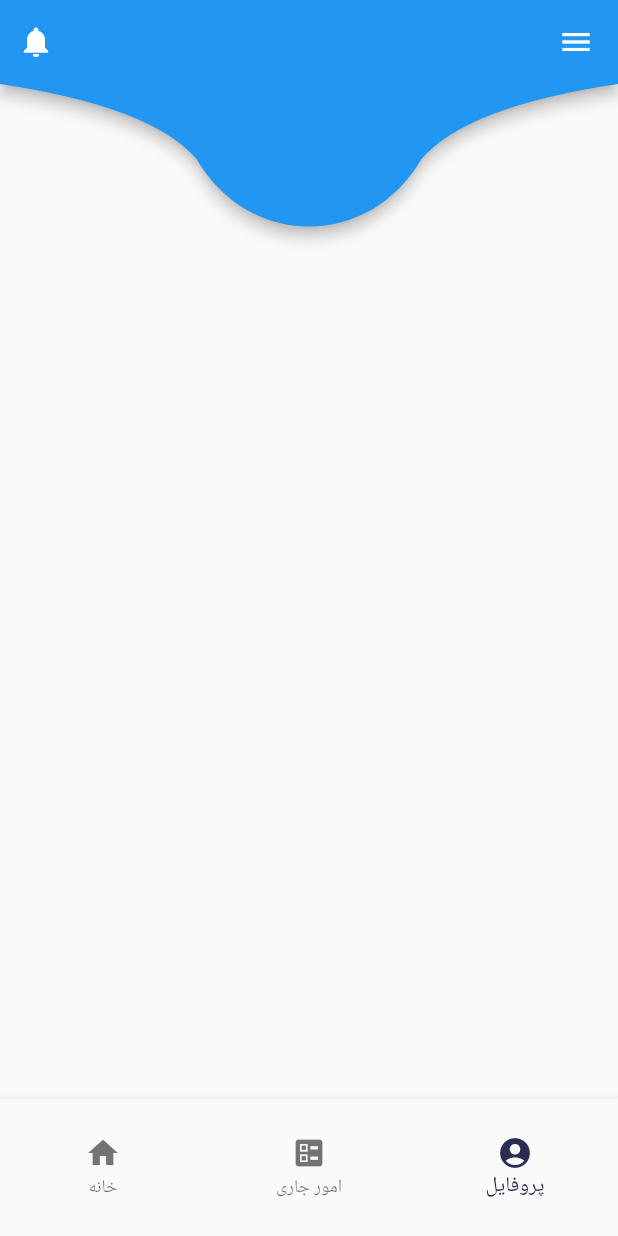
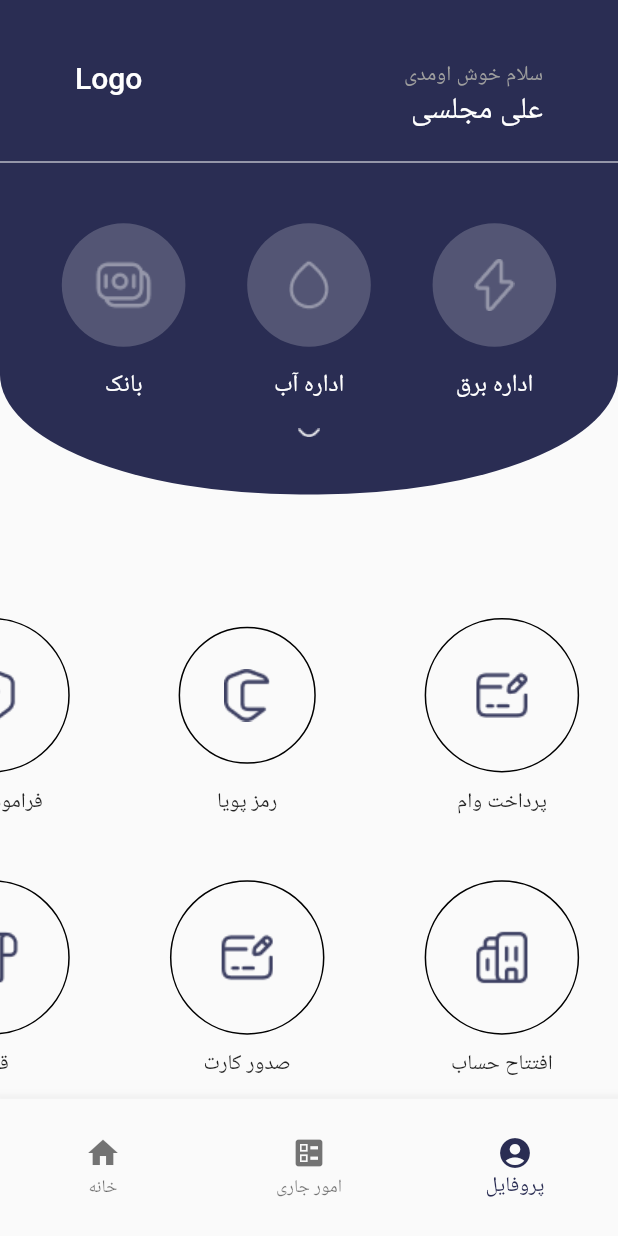
Before and after one commit to RezaHeidary/debt, a Flutter app: the screen it shows after launch, on a phone screen of 412 x 824 dp. Run offline on Flutter 3.47's test engine with Material 2 defaults, Android fonts, the phone set to English and light mode, and no system bars; our stand-ins replace get, google_fonts; Roboto replaces fonts that are missing (Vazirmatn).

Commit message:
end ui home

```diff
--- a/lib/core/theme/theme.dart
+++ b/lib/core/theme/theme.dart
@@ -4,5 +4,10 @@ import 'package:google_fonts/google_fonts.dart';
 class Themes {
   static final theme = ThemeData(
     fontFamily: GoogleFonts.vazirmatn().fontFamily,
+    textTheme: const TextTheme(
+      titleLarge: TextStyle(color: Colors.white),
+      titleMedium: TextStyle(color: Colors.white),
+      titleSmall: TextStyle(color: Colors.grey),
+    ),
   );
 }
--- /dev/null
+++ b/lib/home/model/home_model.dart
@@ -0,0 +1,22 @@
+import '../../gen/assets.gen.dart';
+
+class HomeModel {
+  HomeModel._();
+  static var titel = [
+    "پرداخت وام",
+    "افتتاح حساب",
+    "رمز پویا",
+    "صدور کارت",
+    "فراموشی رمز",
+    " قبض",
+  ];
+
+  static var imagePath = [
+    Assets.images.cardEdit.path,
+    Assets.images.buildings.path,
+    Assets.images.paason.path,
+    Assets.images.cardEdit.path,
+    Assets.images.frame.path,
+    Assets.images.receiptItem.path,
+  ];
+}
--- a/lib/home/view/home_view.dart
+++ b/lib/home/view/home_view.dart
@@ -1,26 +1,143 @@
 import 'package:debt/core/theme/colors.dart';
 import 'package:debt/core/theme/value/my_str.dart';
+import 'package:debt/gen/assets.gen.dart';
+import 'package:debt/home/model/home_model.dart';
 import 'package:flutter/material.dart';
 import 'package:get/get.dart';
+
+import '../widget/home_widget.dart';
 
 class HomeView extends StatelessWidget {
   const HomeView({super.key});
 
   @override
   Widget build(BuildContext context) {
+    var theme = Theme.of(context);
     return Scaffold(
-      appBar: AppBar(
-        backgroundColor: Colors.blue,
-        shape: CustomShapeBorder(),
-        leading: Icon(Icons.menu),
-        actions: <Widget>[
-          IconButton(
-            icon: Icon(Icons.notifications),
-            onPressed: () {},
-          )
-        ],
+      body: SingleChildScrollView(
+        child: SizedBox(
+          height: Get.height,
+          width: Get.width,
+          child: Column(
+            children: [
+              Stack(
+                children: [
+                  Container(
+                    width: Get.width,
+                    height: Get.height / 2.5,
+                    decoration: const BoxDecoration(
+                        color: MyColor.appBarColor,
+                        borderRadius: BorderRadiusDirectional.vertical(
+                            bottom: Radius.elliptical(200, 80))),
+                  ),
+                  Positioned(
+                    top: 250,
+                    right: 170,
+                    left: 170,
+                    child: Container(
+                      height: Get.height / 15,
+                      decoration: const BoxDecoration(
+                        color: MyColor.appBarColor,
+                        borderRadius: BorderRadiusDirectional.only(
+                            bottomEnd: Radius.elliptical(500, 400),
+                            bottomStart: Radius.elliptical(500, 400),
+                            topEnd: Radius.elliptical(300, 100),
+                            topStart: Radius.elliptical(300, 100)),
+                      ),
+                      child: Padding(
+                        padding: const EdgeInsets.only(top: 22),
+                        child: Image.asset(Assets.images.vector.path),
+                      ),
+                    ),
+                  ),
+                  Positioned(
+                    top: 40,
+                    right: 50,
+                    child: Text(
+                      "سلام خوش اومدی ",
+                      style: theme.textTheme.titleSmall,
+                    ),
+                  ),
+                  Positioned(
+                    top: 60,
+                    right: 50,
+                    child: Text(
+                      "علی مجلسی ",
+                      style: theme.textTheme.titleLarge,
+                    ),
+                  ),
+                  Positioned(
+                    left: 50,
+                    top: 40,
+                    child: Text(
+                      "Logo",
+                      style: theme.textTheme.titleLarge,
+                    ),
+                  ),
+                  const Positioned(
+                      top: 100,
+                      right: 0,
+                      left: 0,
+                      child: Divider(color: Colors.white)),
+                  SizedBox(
+                    height: Get.height / 2,
+                    child: Row(
+                      mainAxisAlignment: MainAxisAlignment.spaceEvenly,
+                      // ignore: prefer_const_literals_to_create_immutables
+                      children: [
+                        CircleIformation(
+                          imagePath: Assets.images.eletro.path,
+                          title: "اداره برق",
+                        ),
+                        CircleIformation(
+                          imagePath: Assets.images.water.path,
+                          title: "اداره آب",
+                        ),
+                        CircleIformation(
+                          imagePath: Assets.images.moneys.path,
+                          title: "بانک",
+                        ),
+                      ],
+                    ),
+                  ),
+                ],
+              ),
+              SizedBox(
+                height: Get.height / 2.5,
+                child: GridView.builder(
+                  physics: const ClampingScrollPhysics(),
+                  itemCount: HomeModel.imagePath.length,
+                  shrinkWrap: true,
+                  scrollDirection: Axis.horizontal,
+                  gridDelegate: const SliverGridDelegateWithFixedCrossAxisCount(
+                    mainAxisSpacing: 15,
+                    crossAxisCount: 2,
+                    crossAxisSpacing: 20,
+                    childAspectRatio: 1,
+                  ),
+                  itemBuilder: (BuildContext context, int index) {
+                    return Column(
+                      children: [
+                        Container(
+                          height: Get.height / 8,
+                          decoration: BoxDecoration(
+                              border: Border.all(color: Colors.black),
+                              shape: BoxShape.circle),
+                          child: Image.asset(HomeModel.imagePath[index]),
+                        ),
+                        const SizedBox(
+                          height: 10,
+                        ),
+                        Text(HomeModel.titel[index])
+                      ],
+                    );
+                  },
+                ),
+              ),
+            ],
+          ),
+        ),
       ),
-      body: Column(children: []),
       bottomNavigationBar: SizedBox(
         height: Get.height / 9,
         child: BottomNavigationBar(
@@ -42,28 +159,3 @@ class HomeView extends StatelessWidget {
     );
   }
 }
-
-class CustomShapeBorder extends ContinuousRectangleBorder {
-  @override
-  Path getOuterPath(Rect rect, {TextDirection? textDirection}) {
-    const double innerCircleRadius = 150.0;
-
-    Path path = Path();
-    path.lineTo(0, rect.height);
-    path.quadraticBezierTo(rect.width / 2 - (innerCircleRadius / 2) - 30,
-        rect.height + 15, rect.width / 2 - 75, rect.height + 50);
-    path.cubicTo(
-        rect.width / 2 - 40,
-        rect.height + innerCircleRadius - 40,
-        rect.width / 2 + 40,
-        rect.height + innerCircleRadius - 40,
-        rect.width / 2 + 75,
-        rect.height + 50);
-    path.quadraticBezierTo(rect.width / 2 + (innerCircleRadius / 2) + 30,
-        rect.height + 15, rect.width, rect.height);
-    path.lineTo(rect.width, 0.0);
-    path.close();
-
-    return path;
-  }
-}
--- /dev/null
+++ b/lib/home/widget/home_widget.dart
@@ -0,0 +1,39 @@
+import 'package:flutter/material.dart';
+import 'package:get/get.dart';
+
+class CircleIformation extends StatelessWidget {
+  const CircleIformation(
+      {super.key, required this.imagePath, required this.title});
+  final String imagePath;
+  final String title;
+
+  @override
+  Widget build(BuildContext context) {
+    var theme = Theme.of(context);
+
+    return Column(
+      mainAxisAlignment: MainAxisAlignment.center,
+      children: [
+        Opacity(
+          opacity: .5,
+          child: Container(
+            width: Get.width / 5,
+            height: Get.height / 9,
+            decoration: const BoxDecoration(
+              shape: BoxShape.circle,
+              color: Colors.white38,
+            ),
+            child: Image.asset(imagePath),
+          ),
+        ),
+        const SizedBox(
+          height: 10,
+        ),
+        Text(
+          title,
+          style: theme.textTheme.titleMedium,
+        )
+      ],
+    );
+  }
+}
--- a/pubspec.yaml
+++ b/pubspec.yaml
@@ -62,9 +62,9 @@ flutter:
   uses-material-design: true
 
   # To add assets to your application, add an assets section, like this:
-  # assets:
-  #   - images/a_dot_burr.jpeg
-  #   - images/a_dot_ham.jpeg
+  assets:
+    - assets/images/
+
 
   # An image asset can refer to one or more resolution-specific "variants", see
   # https://flutter.dev/assets-and-images/#resolution-aware
```
Also changed, not shown: lib/gen/assets.gen.dart (added, +128 -0 lines), assets/images/Vector.png (added), assets/images/buildings.png (added), assets/images/card-edit.png (added), assets/images/eletro.png (added), assets/images/frame.png (added), assets/images/moneys.png (added), assets/images/paason.png (added), assets/images/receipt-item.png (added), assets/images/water.png (added).
